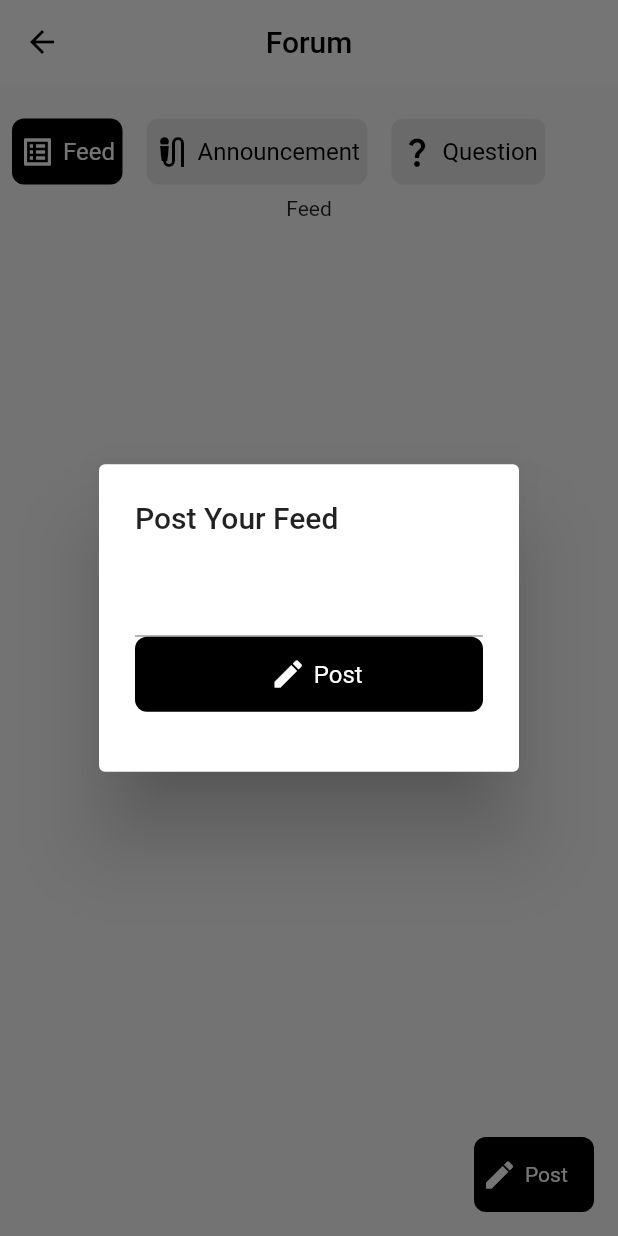
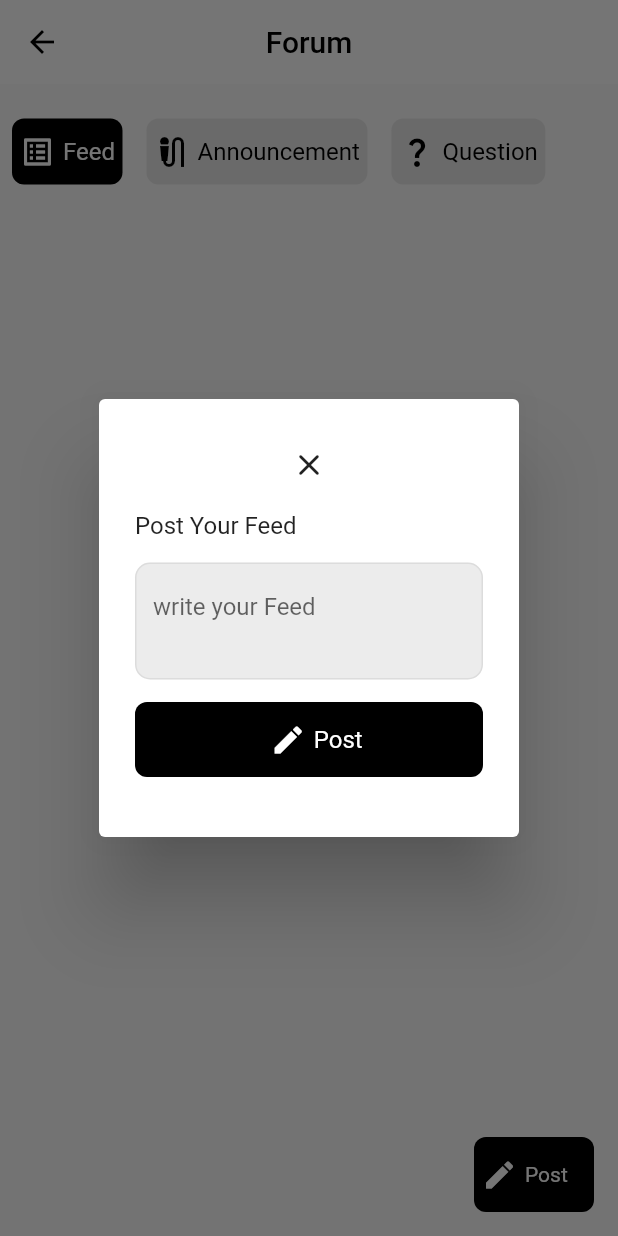
Before and after one commit to fuadmostafij6/learningApp, a Flutter app: the ForumScreen screen opened directly, after a tap on "Post", on a phone screen of 412 x 824 dp. Run offline on Flutter 3.47's test engine with Material 2 defaults, Android fonts, the phone set to English and light mode, and no system bars; our stand-ins replace cloud_firestore, firebase_auth, firebase_core, fluttertoast, google_sign_in; missing offline and left inert: syncfusion_flutter_pdfviewer; accounts and stored records are empty.

Commit message:
post show

```diff
--- a/lib/screen/Feed.dart
+++ b/lib/screen/Feed.dart
@@ -1,12 +1,52 @@
+import 'package:cloud_firestore/cloud_firestore.dart';
 import 'package:flutter/material.dart';
+import 'package:learningapp/service/google_service.dart';
+import 'package:learningapp/widget/postWidget.dart';
 
 class Feed extends StatelessWidget {
   const Feed({Key? key}) : super(key: key);
 
   @override
   Widget build(BuildContext context) {
-    return Container(
-      child: Text("Feed"),
+
+    var size=MediaQuery.of(context).size;
+
+    return Column(
+      children: [
+        StreamBuilder<QuerySnapshot>(
+            stream:Googlehelper.FireBaseStore.collection("Post").snapshots(),
+            builder: (BuildContext context, AsyncSnapshot<QuerySnapshot> snapshot, ) {
+              if(!snapshot.hasData){
+                return Center(
+                  child: Text("Loading...."),
+                );}
+              else if (snapshot.hasError) {
+                return Text('Something went wrong');
+              }
+              if (snapshot.connectionState == ConnectionState.done) {
+                return Text("Loading");
+              }
+              return ListView.builder(
+                primary: false,
+                shrinkWrap: true,
+                itemCount: snapshot.data!.docs.length,
+                  itemBuilder: (context,index){
+                  var data=snapshot.data!.docs[index];
+                  return Padding(
+                    padding: const EdgeInsets.only(top: 6,bottom: 6),
+                    child: PostWidget(
+                      displayName:data["user_name"],
+                      image:data["user_image"],
+                      postText: data["Post"],
+                      commentLength:data["comment_length"],
+                    ),
+                  );
+                  },
+              );
+            }
+        )
+
+      ],
     );
   }
 }
--- a/lib/screen/ForumScreen.dart
+++ b/lib/screen/ForumScreen.dart
@@ -1,8 +1,6 @@
-
-
-
 import 'package:cloud_firestore/cloud_firestore.dart';
 import 'package:flutter/material.dart';
+import 'package:learningapp/constant/flutterToast.dart';
 import 'package:learningapp/screen/Announcment.dart';
 import 'package:learningapp/screen/Feed.dart';
 import 'package:learningapp/service/google_service.dart';
@@ -21,17 +19,18 @@ class _ForumScreenState extends State<ForumScreen> {
   var selectedIndex = 0;
   TextEditingController postController = TextEditingController();
 
-
-Post(String type)async{
+  Post(String type) async {
     var docs = DateTime.now().microsecondsSinceEpoch;
-  await Googlehelper.FireBaseStore.collection("Post").doc(docs.toString()).set({
+    await Googlehelper.FireBaseStore.collection("Post")
+        .doc(docs.toString())
+        .set({
       "Post": postController.text,
-    "time":DateTime.now().toString(),
-    "type":type,
+      "time": FieldValue.serverTimestamp(),
+      "type": type,
       "post_id": docs.toString(),
-    "user_id":Googlehelper.firebaseAuth.currentUser!.uid,
-    "user_name":Googlehelper.firebaseAuth.currentUser!.displayName,
-    "user_image":Googlehelper.firebaseAuth.currentUser!.photoURL,
+      "user_id": Googlehelper.firebaseAuth.currentUser!.uid,
+      "user_name": Googlehelper.firebaseAuth.currentUser!.displayName,
+      "user_image": Googlehelper.firebaseAuth.currentUser!.photoURL,
     });
   }
 
@@ -41,168 +40,224 @@ Post(String type)async{
     super.dispose();
   }
 
-  void changeIndex(int index){
+  void changeIndex(int index) {
     setState(() {
       selectedIndex = index;
     });
   }
-  var Pages=[
-    Feed(),
-    Announcement(),
-    Question()
-  ];
 
-  Future<void> _showAlertDialog(String data,) async {
+  var Pages = [Feed(), Announcement(), Question()];
+  Future<void> _showAlertDialog(
+    String data,
+  ) async {
     return showDialog<void>(
       context: context,
       barrierDismissible: false, // user must tap button!
       builder: (BuildContext context) {
-        return AlertDialog( // <-- SEE HERE
-          title:  Text('Post Your $data'),
+        return AlertDialog(
+          // <-- SEE HERE
+          // title:
           content: SingleChildScrollView(
             child: ListBody(
-              children:  <Widget>[
-                TextFormField(
-                  controller: postController,
+              children: <Widget>[
+                IconButton(onPressed: (){
+                  Navigator.pop(context);
+                }, icon: Icon(Icons.close_rounded)),
+                SizedBox(height: 7,),
+                Text('Post Your $data'),
+                SizedBox(height: 15,),
+                TextField(
+                  minLines: 2,
+                  maxLines: 10,
+                  controller:postController,
+                  keyboardType: TextInputType.text,
+                  decoration: InputDecoration(
+                    hintText: 'write your $data',
+                    filled: true,
+                    fillColor: Colors.grey.withOpacity(0.2),
+                    enabledBorder: OutlineInputBorder(
+                        borderRadius: BorderRadius.circular(10),
+                        borderSide:BorderSide(color:Colors.grey.withOpacity(0.2))
                     ),
+                    focusedBorder: OutlineInputBorder(
+                        borderRadius: BorderRadius.circular(10),
+                        borderSide:BorderSide(
+                            color: Colors.black,
+                            width: 1
+                        )
+                    ),
+                  ),
+
+                ),
+                SizedBox(height: 15,),
                 Container(
                   height: 50,
                   width: 80,
                   decoration: BoxDecoration(
                       color: Colors.black,
-                      borderRadius: BorderRadius.circular(
-                          8.0)
-                  ),
+                      borderRadius: BorderRadius.circular(8.0)),
                   child: InkWell(
-
-
                     onTap: () {
+                      if(postController.text.isNotEmpty){
                         Post(data);
                         Navigator.pop(context);
+                        postController.clear();
+                      }
+                      else{
+                        NewFlutterToast.errorToast("Please Insert your $data");
+
+                      }
                     },
                     child: Row(
                       mainAxisAlignment: MainAxisAlignment.center,
                       children: [
-                        SizedBox(width: 15,),
-                        Icon(Icons.edit, color: Colors.white,),
-                        SizedBox(width: 5,),
-                        Text("Post",style: TextStyle(
-                            color: Colors.white
-                        ),),
-                        SizedBox(width: 5,),
+                        SizedBox(
+                          width: 15,
+                        ),
+                        Icon(
+                          Icons.edit,
+                          color: Colors.white,
+                        ),
+                        SizedBox(
+                          width: 5,
+                        ),
+                        Text(
+                          "Post",
+                          style: TextStyle(color: Colors.white),
+                        ),
+                        SizedBox(
+                          width: 5,
+                        ),
                       ],
                     ),
                   ),
                 ),
-
               ],
             ),
           ),
-          actions: <Widget>[
-
-
-          ],
+          actions: <Widget>[],
         );
       },
     );
   }
+
   @override
   Widget build(BuildContext context) {
-    final tabBarList=["Feed", "Announcement", "Question"];
+    final tabBarList = ["Feed", "Announcement", "Question"];
     return Scaffold(
-      appBar:   PreferredSize(
+      appBar: PreferredSize(
         preferredSize: AppBar().preferredSize,
-        child:
-        NewAppBar.buildAppBar(name: "Forum", ),
+        child: NewAppBar.buildAppBar(
+          name: "Forum",
+        ),
       ),
       floatingActionButton: Container(
         height: 50,
         width: 80,
         decoration: BoxDecoration(
-          color: Colors.black,
-            borderRadius: BorderRadius.circular(
-                8.0)
-        ),
+            color: Colors.black, borderRadius: BorderRadius.circular(8.0)),
         child: InkWell(
-
-
           onTap: () {
-            _showAlertDialog(selectedIndex==0?"Feed": selectedIndex==1?"Announcement":"Question");
+            _showAlertDialog(selectedIndex == 0
+                ? "Feed"
+                : selectedIndex == 1
+                    ? "Announcement"
+                    : "Question");
           },
           child: Row(
             children: [
-              SizedBox(width: 5,),
-              Icon(Icons.edit, color: Colors.white,),
-              SizedBox(width: 5,),
-              Text("Post",style: TextStyle(
-                color: Colors.white
-              ),),
-              SizedBox(width: 5,),
+              SizedBox(
+                width: 5,
+              ),
+              Icon(
+                Icons.edit,
+                color: Colors.white,
+              ),
+              SizedBox(
+                width: 5,
+              ),
+              Text(
+                "Post",
+                style: TextStyle(color: Colors.white),
+              ),
+              SizedBox(
+                width: 5,
+              ),
             ],
           ),
         ),
       ),
-
       body: Column(
         children: [
-          SizedBox(height: 15,),
+          SizedBox(
+            height: 15,
+          ),
           SizedBox(
             height: 60,
             child: ListView.builder(
                 scrollDirection: Axis.horizontal,
                 itemCount: tabBarList.length,
-                itemBuilder: (context, index){
-
+                itemBuilder: (context, index) {
                   return Padding(
                     padding: const EdgeInsets.all(8.0),
                     child: InkWell(
-                    onTap: (){
+                      onTap: () {
                         changeIndex(index);
                       },
                       child: Container(
-
-
                         decoration: BoxDecoration(
-                        color:selectedIndex!=index?
-                        Colors.grey.withOpacity(0.2):Colors.black,
-
-                        borderRadius: BorderRadius.circular(8)
-                      ),
+                            color: selectedIndex != index
+                                ? Colors.grey.withOpacity(0.2)
+                                : Colors.black,
+                            borderRadius: BorderRadius.circular(8)),
                         child: Row(
                           children: [
-                          SizedBox(width: 5,),
-                         index==0? Icon(Icons.list_alt,color: selectedIndex==index?Colors.white: Colors.black): index==1?Icon(Icons.mic_external_on,color: selectedIndex==index?Colors.white: Colors.black):Icon(Icons.question_mark,color: selectedIndex==index?Colors.white: Colors.black),
-                      SizedBox(width: 5,),
-                      Text(tabBarList[index], style: TextStyle(
+                            SizedBox(
+                              width: 5,
+                            ),
+                            index == 0
+                                ? Icon(Icons.list_alt,
+                                    color: selectedIndex == index
+                                        ? Colors.white
+                                        : Colors.black)
+                                : index == 1
+                                    ? Icon(Icons.mic_external_on,
+                                        color: selectedIndex == index
+                                            ? Colors.white
+                                            : Colors.black)
+                                    : Icon(Icons.question_mark,
+                                        color: selectedIndex == index
+                                            ? Colors.white
+                                            : Colors.black),
+                            SizedBox(
+                              width: 5,
+                            ),
+                            Text(
+                              tabBarList[index],
+                              style: TextStyle(
                                   fontSize: 16,
-                        color: selectedIndex==index?Colors.white: Colors.black
-                      ),
-
+                                  color: selectedIndex == index
+                                      ? Colors.white
+                                      : Colors.black),
                               overflow: TextOverflow.ellipsis,
                               maxLines: 2,
                             ),
-                          SizedBox(width: 5,),
+                            SizedBox(
+                              width: 5,
+                            ),
                           ],
                         ),
                       ),
                     ),
                   );
-
                 }),
           ),
-
-          AnimatedSwitcher(duration: Duration(
-            seconds: 1
-          ),
-
-            child: Pages[selectedIndex] ,
+          AnimatedSwitcher(
+            duration: Duration(seconds: 1),
+            child: Pages[selectedIndex],
           )
-
-
-
         ],
       ),
-
     );
   }
 }
--- a/lib/widget/drower_widget.dart
+++ b/lib/widget/drower_widget.dart
@@ -5,7 +5,7 @@ import '../screen/ForumScreen.dart';
 import '../screen/auth/google_loginpage.dart';
 import '../service/google_service.dart';
 
-Drawer buildDrawer(BuildContext context) {
+Widget buildDrawer(BuildContext context) {
   return Drawer(
     child: ListView(
       shrinkWrap: true,
--- a/pubspec.yaml
+++ b/pubspec.yaml
@@ -44,6 +44,8 @@ dependencies:
 
   #state_management
   provider: ^6.0.5
+  #flutter Toast:
+  fluttertoast: ^8.1.3
 
   #pdf
   syncfusion_flutter_pdfviewer: ^20.4.49
```
Also changed, not shown: lib/constant/flutterToast.dart (added, +27 -0 lines), lib/widget/postWidget.dart (added, +47 -0 lines), lib/screen/post_details.dart (added), pubspec.lock, 1 other file. Lines whose indentation alone changed are shown as unchanged.
